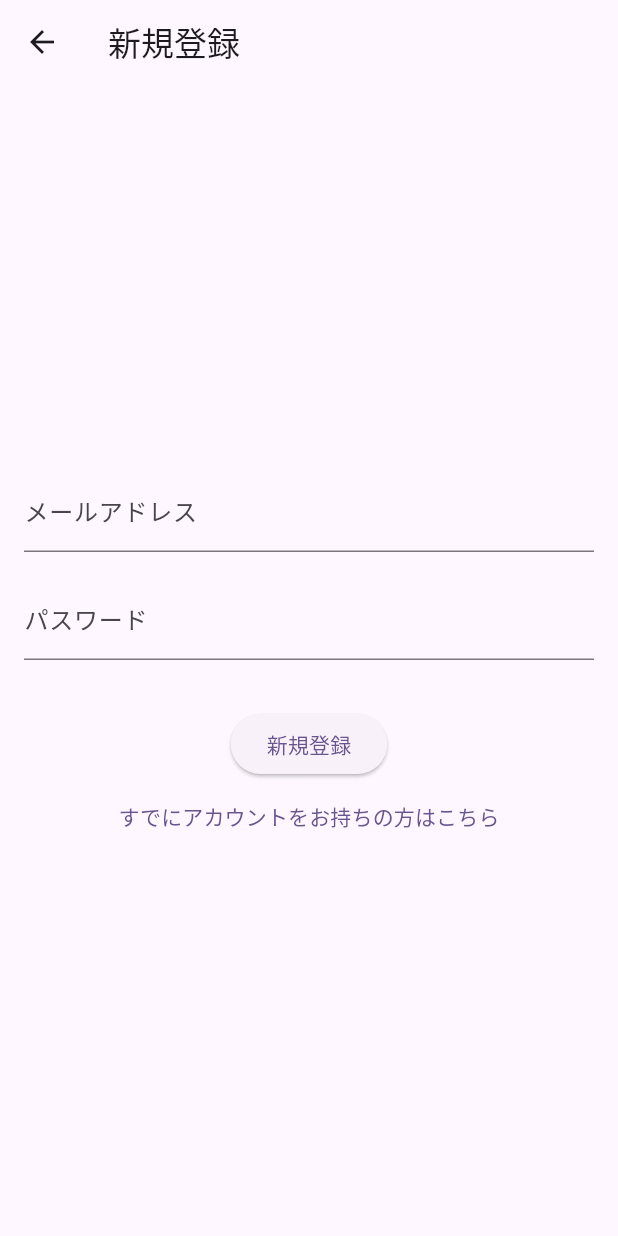
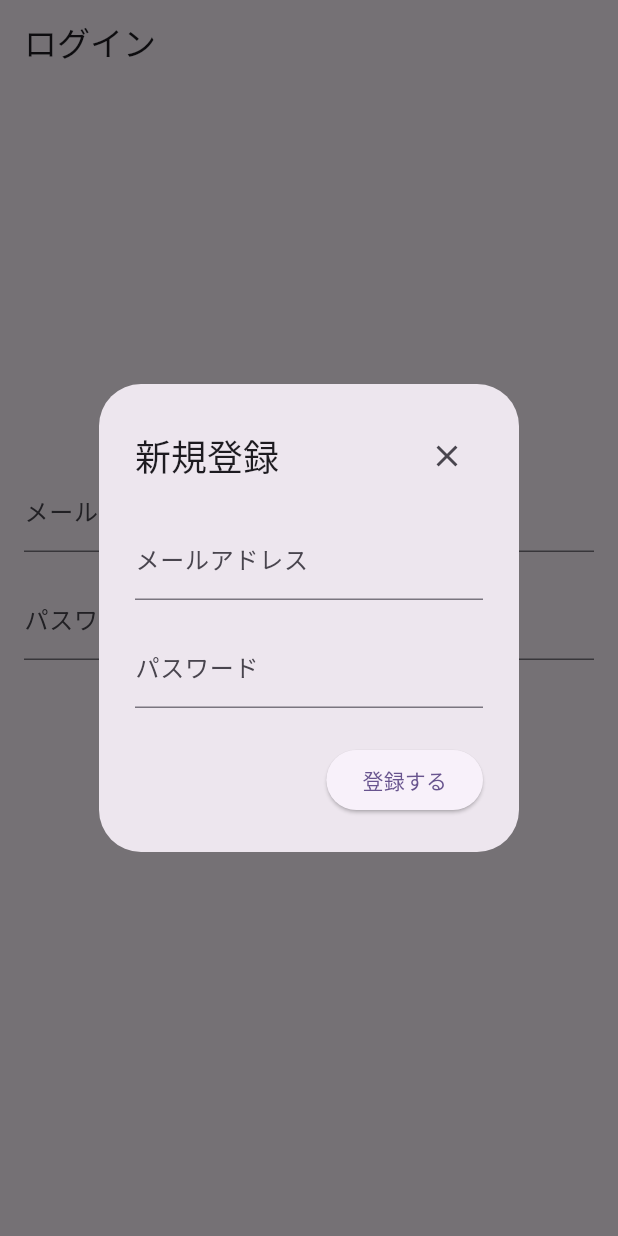
Before and after one commit to otonasi-muonn/schedule-share-app, a Flutter app: the screen it shows after launch, after a tap on "新規登録はこちら", on a phone screen of 412 x 824 dp. Run offline on Flutter 3.47's test engine with Material 3 defaults, Android fonts, the phone set to English and light mode, and no system bars; our stand-ins replace firebase_auth, firebase_core; accounts and stored records are empty.

Commit message:
refactor: 新規登録をページ遷移からモーダルダイアログに変更

```diff
--- a/lib/presentation/auth/login_screen.dart
+++ b/lib/presentation/auth/login_screen.dart
@@ -1,5 +1,5 @@
+import 'package:firebase_auth/firebase_auth.dart';
 import 'package:flutter/material.dart';
-import 'signup_screen.dart'; // 作成した新規登録画面をインポート
 
 class LoginScreen extends StatefulWidget {
   const LoginScreen({super.key});
@@ -9,10 +9,105 @@ class LoginScreen extends StatefulWidget {
 }
 
 class _LoginScreenState extends State<LoginScreen> {
+  // メイン画面の入力欄を管理するコントローラ
   final _emailController = TextEditingController();
   final _passwordController = TextEditingController();
 
-  // _signUpメソッドはここからは削除
+  // --- 新規登録ダイアログを表示するメソッド ---
+  Future<void> _showSignUpDialog() async {
+    // ダイアログ専用のコントローラを準備
+    final dialogEmailController = TextEditingController();
+    final dialogPasswordController = TextEditingController();
+
+    // メイン画面の入力欄をクリアする
+    _emailController.clear();
+    _passwordController.clear();
+
+    // ダイアログを表示
+    return showDialog(
+      context: context,
+      builder: (context) {
+        return AlertDialog(
+          title: Row(
+            mainAxisAlignment: MainAxisAlignment.spaceBetween,
+            children: [
+              const Text('新規登録'),
+              // 右上の「×」ボタン
+              IconButton(
+                icon: const Icon(Icons.close),
+                onPressed: () {
+                  Navigator.of(context).pop();
+                },
+              ),
+            ],
+          ),
+          content: Column(
+            mainAxisSize: MainAxisSize.min, // 内容に合わせて高さを調整
+            children: [
+              TextField(
+                controller: dialogEmailController,
+                decoration: const InputDecoration(labelText: 'メールアドレス'),
+                keyboardType: TextInputType.emailAddress,
+              ),
+              const SizedBox(height: 16),
+              TextField(
+                controller: dialogPasswordController,
+                obscureText: true,
+                decoration: const InputDecoration(labelText: 'パスワード'),
+              ),
+            ],
+          ),
+          actions: [
+            // 登録ボタン
+            ElevatedButton(
+              onPressed: () async {
+                // ダイアログから入力値を取得して、新規登録処理を実行
+                await _signUp(
+                  dialogEmailController.text,
+                  dialogPasswordController.text,
+                );
+              },
+              child: const Text('登録する'),
+            ),
+          ],
+        );
+      },
+    );
+  }
+
+  // --- 新規登録処理を行うメソッド ---
+  Future<void> _signUp(String email, String password) async {
+    try {
+      await FirebaseAuth.instance.createUserWithEmailAndPassword(
+        email: email,
+        password: password,
+      );
+
+      if (mounted) {
+        // 成功したらダイアログを閉じる
+        Navigator.of(context).pop();
+        ScaffoldMessenger.of(context).showSnackBar(
+          const SnackBar(content: Text('ユーザー登録が完了しました。')),
+        );
+      }
+    } on FirebaseAuthException catch (e) {
+      String errorMessage = 'エラーが発生しました。';
+      if (e.code == 'weak-password') {
+        errorMessage = 'パスワードが弱すぎます。';
+      } else if (e.code == 'email-already-in-use') {
+        errorMessage = 'このメールアドレスは既に使用されています。';
+      } else if (e.code == 'invalid-email') {
+        errorMessage = 'メールアドレスの形式が正しくありません。';
+      }
+      if (mounted) {
+        ScaffoldMessenger.of(context).showSnackBar(
+          SnackBar(content: Text(errorMessage)),
+        );
+      }
+    } catch (e) {
+      // その他のエラー
+    }
+  }
 
   @override
   void dispose() {
@@ -51,12 +146,8 @@ class _LoginScreenState extends State<LoginScreen> {
               child: const Text('ログイン'),
             ),
             TextButton(
-              // ボタンが押されたら、SignUpScreenに画面遷移する
-              onPressed: () {
-                Navigator.of(context).push(
-                  MaterialPageRoute(builder: (context) => const SignUpScreen()),
-                );
-              },
+              // ボタンが押されたら、ダイアログを表示するメソッドを呼び出す
+              onPressed: _showSignUpDialog,
               child: const Text('新規登録はこちら'),
             ),
           ],
--- a/lib/presentation/auth/signup_screen.dart
+++ /dev/null
@@ -1,100 +0,0 @@
-import 'package:firebase_auth/firebase_auth.dart';
-import 'package:flutter/material.dart';
-
-class SignUpScreen extends StatefulWidget {
-  const SignUpScreen({super.key});
-
-  @override
-  State<SignUpScreen> createState() => _SignUpScreenState();
-}
-
-class _SignUpScreenState extends State<SignUpScreen> {
-  final _emailController = TextEditingController();
-  final _passwordController = TextEditingController();
-
-  Future<void> _signUp() async {
-    try {
-      final email = _emailController.text;
-      final password = _passwordController.text;
-      await FirebaseAuth.instance.createUserWithEmailAndPassword(
-        email: email,
-        password: password,
-      );
-      if (mounted) {
-        ScaffoldMessenger.of(context).showSnackBar(
-          const SnackBar(content: Text('ユーザー登録が完了しました。')),
-        );
-        // 登録が成功したらログイン画面に戻る
-        Navigator.of(context).pop();
-      }
-    } on FirebaseAuthException catch (e) {
-      String errorMessage = 'エラーが発生しました。';
-      if (e.code == 'weak-password') {
-        errorMessage = 'パスワードが弱すぎます。';
-      } else if (e.code == 'email-already-in-use') {
-        errorMessage = 'このメールアドレスは既に使用されています。';
-      } else if (e.code == 'invalid-email') {
-        errorMessage = 'メールアドレスの形式が正しくありません。';
-      }
-      if (mounted) {
-        ScaffoldMessenger.of(context).showSnackBar(
-          SnackBar(content: Text(errorMessage)),
-        );
-      }
-    } catch (e) {
-      if (mounted) {
-        ScaffoldMessenger.of(context).showSnackBar(
-          SnackBar(content: Text(e.toString())),
-        );
-      }
-    }
-  }
-
-  @override
-  void dispose() {
-    _emailController.dispose();
-    _passwordController.dispose();
-    super.dispose();
-  }
-
-  @override
-  Widget build(BuildContext context) {
-    return Scaffold(
-      appBar: AppBar(
-        title: const Text('新規登録'),
-      ),
-      body: Padding(
-        padding: const EdgeInsets.all(16.0),
-        child: Column(
-          mainAxisAlignment: MainAxisAlignment.center,
-          children: [
-            TextField(
-              controller: _emailController,
-              decoration: const InputDecoration(labelText: 'メールアドレス'),
-              keyboardType: TextInputType.emailAddress,
-            ),
-            const SizedBox(height: 16),
-            TextField(
-              controller: _passwordController,
-              obscureText: true,
-              decoration: const InputDecoration(labelText: 'パスワード'),
-            ),
-            const SizedBox(height: 32),
-            // ボタンのテキストを「新規登録」に変更
-            ElevatedButton(
-              onPressed: _signUp,
-              child: const Text('新規登録'),
-            ),
-            // ログイン画面に戻るためのボタン
-            TextButton(
-              onPressed: () {
-                Navigator.of(context).pop();
-              },
-              child: const Text('すでにアカウントをお持ちの方はこちら'),
-            ),
-          ],
-        ),
-      ),
-    );
-  }
-}
```
